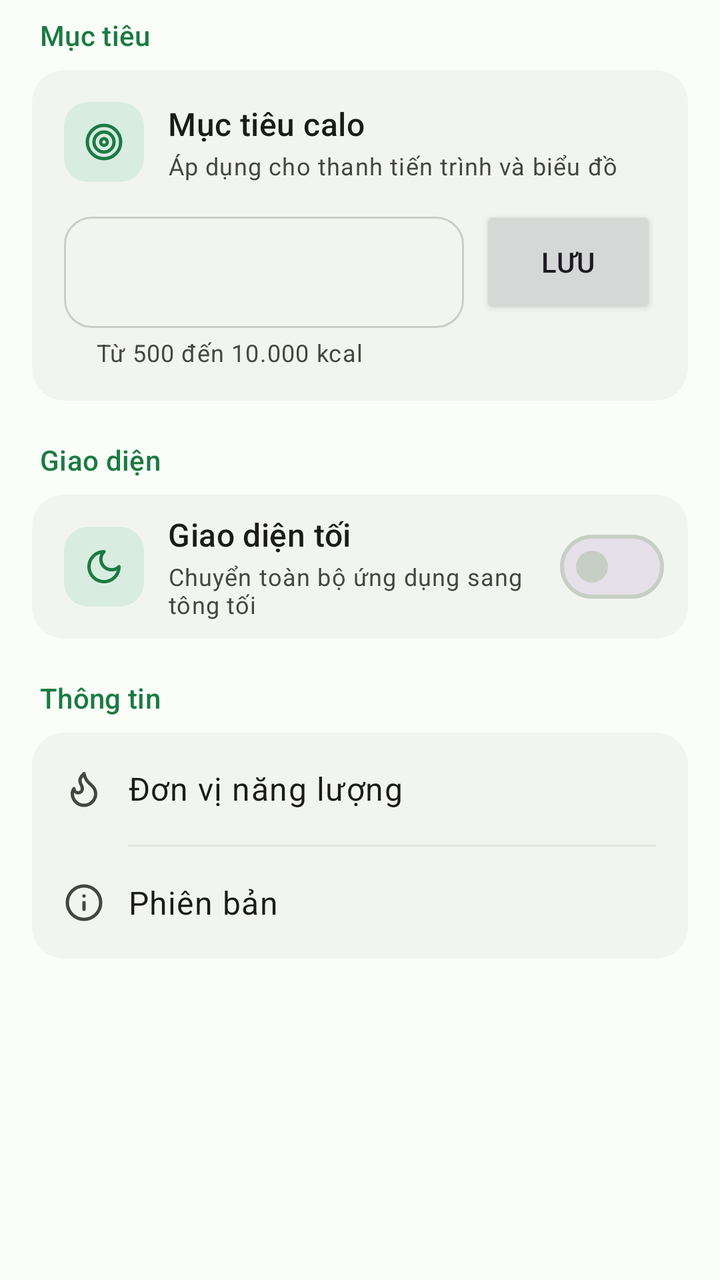
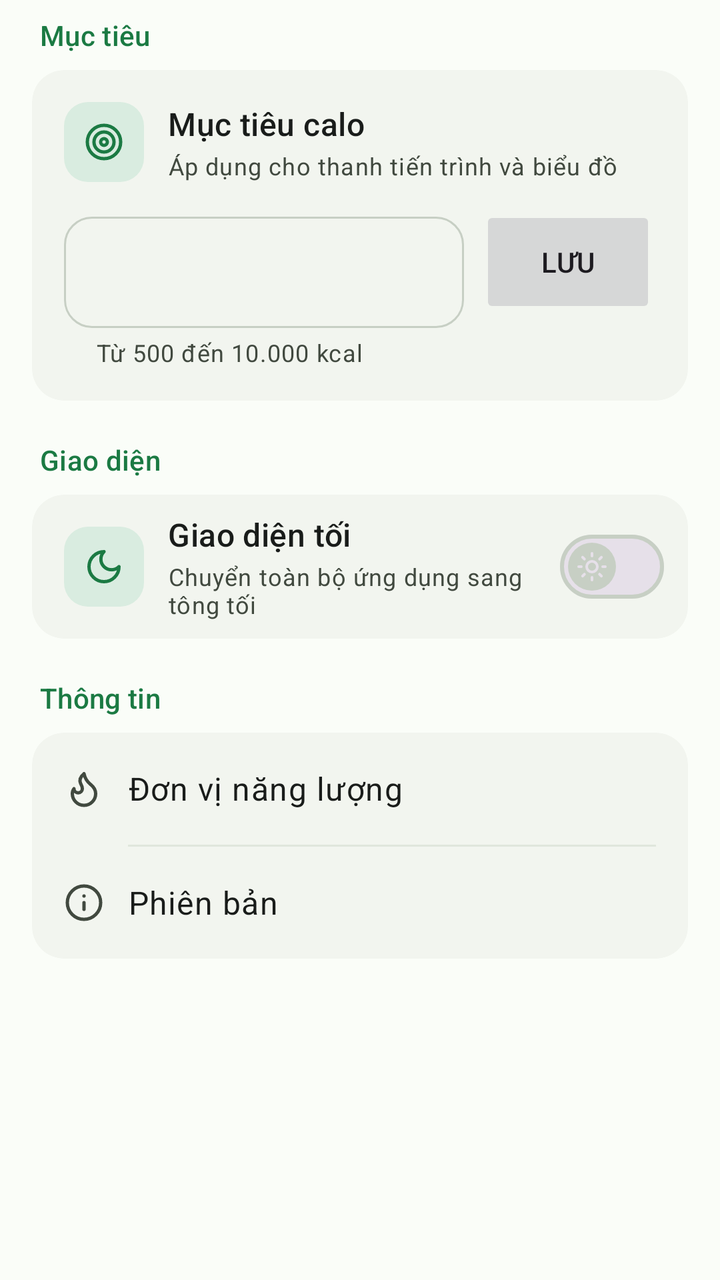

Screens rendered from an Android XML layout before and after an edit, with the pre-edit source and the edit as a unified diff.
<!-- AndroidManifest.xml: application theme Theme.CaloTrack -->
<!-- res/layout/fragment_settings.xml -->
<?xml version="1.0" encoding="utf-8"?>
<ScrollView xmlns:android="http://schemas.android.com/apk/res/android"
    xmlns:app="http://schemas.android.com/apk/res-auto"
    android:layout_width="match_parent"
    android:layout_height="match_parent">

    <LinearLayout
        android:layout_width="match_parent"
        android:layout_height="wrap_content"
        android:orientation="vertical"
        android:paddingStart="@dimen/screen_padding"
        android:paddingTop="@dimen/space_8"
        android:paddingEnd="@dimen/screen_padding"
        android:paddingBottom="@dimen/space_24">

        
        <TextView
            style="@style/Widget.CaloTrack.SectionLabel"
            android:layout_width="wrap_content"
            android:layout_height="wrap_content"
            android:text="@string/section_goal" />

        <com.google.android.material.card.MaterialCardView
            android:layout_width="match_parent"
            android:layout_height="wrap_content"
            app:cardBackgroundColor="?attr/colorSurfaceContainer"
            app:cardCornerRadius="@dimen/radius_card"
            app:cardElevation="0dp"
            app:strokeWidth="0dp">

            <LinearLayout
                android:layout_width="match_parent"
                android:layout_height="wrap_content"
                android:orientation="vertical"
                android:padding="@dimen/space_16">

                <LinearLayout
                    android:layout_width="match_parent"
                    android:layout_height="wrap_content"
                    android:gravity="center_vertical"
                    android:orientation="horizontal">

                    <ImageView
                        android:layout_width="40dp"
                        android:layout_height="40dp"
                        android:background="@drawable/bg_date_block"
                        android:importantForAccessibility="no"
                        android:padding="10dp"
                        android:src="@drawable/ic_target"
                        app:tint="?attr/colorPrimary" />

                    <LinearLayout
                        android:layout_width="0dp"
                        android:layout_height="wrap_content"
                        android:layout_marginStart="@dimen/space_12"
                        android:layout_weight="1"
                        android:orientation="vertical">

                        <TextView
                            android:layout_width="wrap_content"
                            android:layout_height="wrap_content"
                            android:text="@string/target_label"
                            android:textAppearance="?attr/textAppearanceTitleMedium"
                            android:textColor="?attr/colorOnSurface" />

                        <TextView
                            android:layout_width="wrap_content"
                            android:layout_height="wrap_content"
                            android:layout_marginTop="2dp"
                            android:text="@string/goal_desc"
                            android:textAppearance="?attr/textAppearanceBodySmall"
                            android:textColor="?attr/colorOnSurfaceVariant" />
                    </LinearLayout>
                </LinearLayout>

                <LinearLayout
                    android:layout_width="match_parent"
                    android:layout_height="wrap_content"
                    android:layout_marginTop="@dimen/space_12"
                    android:baselineAligned="false"
                    android:orientation="horizontal">

                    <com.google.android.material.textfield.TextInputLayout
                        android:layout_width="0dp"
                        android:layout_height="wrap_content"
                        android:layout_weight="1"
                        app:boxCornerRadiusBottomEnd="@dimen/radius_field"
                        app:boxCornerRadiusBottomStart="@dimen/radius_field"
                        app:boxCornerRadiusTopEnd="@dimen/radius_field"
                        app:boxCornerRadiusTopStart="@dimen/radius_field"
                        app:helperText="@string/target_range_hint"
                        app:suffixText="kcal/ngày">

                        <com.google.android.material.textfield.TextInputEditText
                            android:id="@+id/et_target_calories"
                            android:layout_width="match_parent"
                            android:layout_height="wrap_content"
                            android:fontFeatureSettings="tnum"
                            android:imeOptions="actionDone"
                            android:inputType="number"
                            android:maxLength="5" />
                    </com.google.android.material.textfield.TextInputLayout>

                    <Button
                        android:id="@+id/btn_save_target"
                        android:layout_width="wrap_content"
                        android:layout_height="56dp"
                        android:layout_marginStart="@dimen/space_8"
                        android:insetTop="0dp"
                        android:insetBottom="0dp"
                        android:minWidth="88dp"
                        android:text="@string/save" />
                </LinearLayout>
            </LinearLayout>
        </com.google.android.material.card.MaterialCardView>

        
        <TextView
            style="@style/Widget.CaloTrack.SectionLabel"
            android:layout_width="wrap_content"
            android:layout_height="wrap_content"
            android:layout_marginTop="@dimen/space_20"
            android:text="@string/section_appearance" />

        <com.google.android.material.card.MaterialCardView
            android:layout_width="match_parent"
            android:layout_height="wrap_content"
            app:cardBackgroundColor="?attr/colorSurfaceContainer"
            app:cardCornerRadius="@dimen/radius_card"
            app:cardElevation="0dp"
            app:strokeWidth="0dp">

            <LinearLayout
                android:layout_width="match_parent"
                android:layout_height="wrap_content"
                android:gravity="center_vertical"
                android:minHeight="72dp"
                android:orientation="horizontal"
                android:paddingStart="@dimen/space_16"
                android:paddingEnd="@dimen/space_12">

                <ImageView
                    android:layout_width="40dp"
                    android:layout_height="40dp"
                    android:background="@drawable/bg_date_block"
                    android:importantForAccessibility="no"
                    android:padding="10dp"
                    android:src="@drawable/ic_moon"
                    app:tint="?attr/colorPrimary" />

                <LinearLayout
                    android:layout_width="0dp"
                    android:layout_height="wrap_content"
                    android:layout_marginStart="@dimen/space_12"
                    android:layout_weight="1"
                    android:orientation="vertical">

                    <TextView
                        android:layout_width="wrap_content"
                        android:layout_height="wrap_content"
                        android:text="@string/dark_mode"
                        android:textAppearance="?attr/textAppearanceTitleMedium"
                        android:textColor="?attr/colorOnSurface" />

                    <TextView
                        android:layout_width="wrap_content"
                        android:layout_height="wrap_content"
                        android:layout_marginTop="2dp"
                        android:text="@string/dark_mode_desc"
                        android:textAppearance="?attr/textAppearanceBodySmall"
                        android:textColor="?attr/colorOnSurfaceVariant" />
                </LinearLayout>

                <com.google.android.material.materialswitch.MaterialSwitch
                    android:id="@+id/switch_dark_mode"
                    android:layout_width="wrap_content"
                    android:layout_height="wrap_content"
                    android:contentDescription="@string/dark_mode" />
            </LinearLayout>
        </com.google.android.material.card.MaterialCardView>

        
        <TextView
            style="@style/Widget.CaloTrack.SectionLabel"
            android:layout_width="wrap_content"
            android:layout_height="wrap_content"
            android:layout_marginTop="@dimen/space_20"
            android:text="@string/section_info" />

        <com.google.android.material.card.MaterialCardView
            android:layout_width="match_parent"
            android:layout_height="wrap_content"
            app:cardBackgroundColor="?attr/colorSurfaceContainer"
            app:cardCornerRadius="@dimen/radius_card"
            app:cardElevation="0dp"
            app:strokeWidth="0dp">

            <LinearLayout
                android:layout_width="match_parent"
                android:layout_height="wrap_content"
                android:orientation="vertical">

                <LinearLayout
                    android:layout_width="match_parent"
                    android:layout_height="56dp"
                    android:gravity="center_vertical"
                    android:orientation="horizontal"
                    android:paddingStart="@dimen/space_16"
                    android:paddingEnd="@dimen/space_16">

                    <ImageView
                        android:layout_width="20dp"
                        android:layout_height="20dp"
                        android:importantForAccessibility="no"
                        android:src="@drawable/ic_flame"
                        app:tint="?attr/colorOnSurfaceVariant" />

                    <TextView
                        android:layout_width="0dp"
                        android:layout_height="wrap_content"
                        android:layout_marginStart="@dimen/space_12"
                        android:layout_weight="1"
                        android:text="@string/unit_label"
                        android:textAppearance="?attr/textAppearanceBodyLarge"
                        android:textColor="?attr/colorOnSurface" />

                    <TextView
                        android:id="@+id/tv_unit_value"
                        android:layout_width="wrap_content"
                        android:layout_height="wrap_content"
                        android:textAppearance="?attr/textAppearanceBodyLarge"
                        android:textColor="?attr/colorOnSurfaceVariant" />
                </LinearLayout>

                <View
                    android:layout_width="match_parent"
                    android:layout_height="1dp"
                    android:layout_marginStart="48dp"
                    android:layout_marginEnd="@dimen/space_16"
                    android:background="?attr/colorOutlineVariant" />

                <LinearLayout
                    android:layout_width="match_parent"
                    android:layout_height="56dp"
                    android:gravity="center_vertical"
                    android:orientation="horizontal"
                    android:paddingStart="@dimen/space_16"
                    android:paddingEnd="@dimen/space_16">

                    <ImageView
                        android:layout_width="20dp"
                        android:layout_height="20dp"
                        android:importantForAccessibility="no"
                        android:src="@drawable/ic_info"
                        app:tint="?attr/colorOnSurfaceVariant" />

                    <TextView
                        android:layout_width="0dp"
                        android:layout_height="wrap_content"
                        android:layout_marginStart="@dimen/space_12"
                        android:layout_weight="1"
                        android:text="@string/label_version"
                        android:textAppearance="?attr/textAppearanceBodyLarge"
                        android:textColor="?attr/colorOnSurface" />

                    <TextView
                        android:id="@+id/tv_version_value"
                        android:layout_width="wrap_content"
                        android:layout_height="wrap_content"
                        android:fontFeatureSettings="tnum"
                        android:textAppearance="?attr/textAppearanceBodyLarge"
                        android:textColor="?attr/colorOnSurfaceVariant" />
                </LinearLayout>
            </LinearLayout>
        </com.google.android.material.card.MaterialCardView>

    </LinearLayout>
</ScrollView>
<!-- resources referenced by this layout -->
<resources>
  <dimen name="radius_card">16dp</dimen>
  <dimen name="radius_field">14dp</dimen>
  <dimen name="screen_padding">16dp</dimen>
  <dimen name="space_12">12dp</dimen>
  <dimen name="space_16">16dp</dimen>
  <dimen name="space_20">20dp</dimen>
  <dimen name="space_24">24dp</dimen>
  <dimen name="space_8">8dp</dimen>
  <!-- drawable bg_date_block (drawable) -->
  <?xml version="1.0" encoding="utf-8"?>
  <shape xmlns:android="http://schemas.android.com/apk/res/android"
      android:shape="rectangle">
      <corners android:radius="12dp" />
      <solid android:color="?attr/colorSecondaryContainer" />
  </shape>
  <string name="dark_mode">Giao diện tối</string>
  <string name="dark_mode_desc">Chuyển toàn bộ ứng dụng sang tông tối</string>
  <string name="goal_desc">Áp dụng cho thanh tiến trình và biểu đồ</string>
  <string name="label_version">Phiên bản</string>
  <string name="save">Lưu</string>
  <string name="section_appearance">Giao diện</string>
  <string name="section_goal">Mục tiêu</string>
  <string name="section_info">Thông tin</string>
  <string name="target_label">Mục tiêu calo</string>
  <string name="target_range_hint">Từ 500 đến 10.000 kcal</string>
  <string name="unit_label">Đơn vị năng lượng</string>
  <style name="Widget.CaloTrack.SectionLabel" parent="">
          <item name="android:layout_width">wrap_content</item>
          <item name="android:layout_height">wrap_content</item>
          <item name="android:layout_marginStart">@dimen/space_4</item>
          <item name="android:layout_marginBottom">@dimen/space_8</item>
          <item name="android:textAppearance">?attr/textAppearanceLabelLarge</item>
          <item name="android:textColor">?attr/colorPrimary</item>
      </style>
  <dimen name="space_4">4dp</dimen>
  <color name="proto_primary">#1b7a43</color>
  <color name="proto_on_primary">#ffffff</color>
  <color name="proto_primary_container">#c9f2cf</color>
  <color name="proto_on_primary_container">#05421f</color>
  <color name="proto_secondary_container">#d9ece0</color>
  <color name="proto_on_secondary_container">#21363a</color>
  <color name="proto_surface">#fafdf8</color>
  <color name="proto_on_surface">#191c1a</color>
  <color name="proto_surface_variant">#eef2ea</color>
  <color name="proto_on_surface_variant">#41493f</color>
  <color name="proto_surface_container">#f2f5ef</color>
  <color name="proto_surface_container_high">#e9eee5</color>
  <color name="proto_outline">#c7cfc4</color>
  <color name="proto_outline_variant">#e0e6dc</color>
  <color name="proto_error">#ba1a1a</color>
  <color name="proto_error_container">#ffdad6</color>
  <style name="Widget.CaloTrack.BottomNavigationView" parent="Widget.Material3.BottomNavigationView">
          <item name="itemActiveIndicatorStyle">@style/Widget.CaloTrack.BottomNavActiveIndicator</item>
      </style>
  <style name="Widget.CaloTrack.BottomNavActiveIndicator" parent="Widget.Material3.BottomNavigationView.ActiveIndicator">
          <item name="android:color">?attr/colorSecondaryContainer</item>
      </style>
  <!-- unchanged entries left out for length: 5 -->
</resources>

<!-- the commit's change to res/layout/fragment_settings.xml (unified diff, before → after) -->
@@ -109,6 +109,7 @@
                         android:insetTop="0dp"
                         android:insetBottom="0dp"
                         android:minWidth="88dp"
+                        android:stateListAnimator="@animator/uiverse_press_scale"
                         android:text="@string/save" />
                 </LinearLayout>
             </LinearLayout>
@@ -140,6 +141,7 @@
                 android:paddingEnd="@dimen/space_12">
 
                 <ImageView
+                    android:id="@+id/iv_theme_icon"
                     android:layout_width="40dp"
                     android:layout_height="40dp"
                     android:background="@drawable/bg_date_block"
@@ -175,7 +177,8 @@
                     android:id="@+id/switch_dark_mode"
                     android:layout_width="wrap_content"
                     android:layout_height="wrap_content"
-                    android:contentDescription="@string/dark_mode" />
+                    android:contentDescription="@string/dark_mode"
+                    app:thumbIcon="@drawable/selector_switch_thumb_icon" />
             </LinearLayout>
         </com.google.android.material.card.MaterialCardView>
 
<!-- resource entries referenced after the edit -->
@@ -15,6 +15,12 @@
       <corners android:radius="12dp" />
       <solid android:color="?attr/colorSecondaryContainer" />
   </shape>
+  <!-- drawable selector_switch_thumb_icon (drawable) -->
+  <?xml version="1.0" encoding="utf-8"?>
+  <selector xmlns:android="http://schemas.android.com/apk/res/android">
+      <item android:drawable="@drawable/ic_moon" android:state_checked="true" />
+      <item android:drawable="@drawable/ic_sun" />
+  </selector>
   <string name="dark_mode">Giao diện tối</string>
   <string name="dark_mode_desc">Chuyển toàn bộ ứng dụng sang tông tối</string>
   <string name="goal_desc">Áp dụng cho thanh tiến trình và biểu đồ</string>
@@ -34,6 +40,20 @@
           <item name="android:textAppearance">?attr/textAppearanceLabelLarge</item>
           <item name="android:textColor">?attr/colorPrimary</item>
       </style>
+  <!-- drawable ic_sun (drawable) -->
+  <vector xmlns:android="http://schemas.android.com/apk/res/android"
+      android:width="24dp"
+      android:height="24dp"
+      android:viewportWidth="24"
+      android:viewportHeight="24">
+      <path
+          android:fillColor="#00000000"
+          android:pathData="M12,16a4,4 0,1 0,0 -8a4,4 0,0 0,0 8zM12,2v2M12,20v2M4.93,4.93l1.41,1.41M17.66,17.66l1.41,1.41M2,12h2M20,12h2M6.34,17.66l-1.41,1.41M19.07,4.93l-1.41,1.41"
+          android:strokeWidth="2"
+          android:strokeColor="#FF000000"
+          android:strokeLineCap="round"
+          android:strokeLineJoin="round" />
+  </vector>
   <dimen name="space_4">4dp</dimen>
   <color name="proto_primary">#1b7a43</color>
   <color name="proto_on_primary">#ffffff</color>
